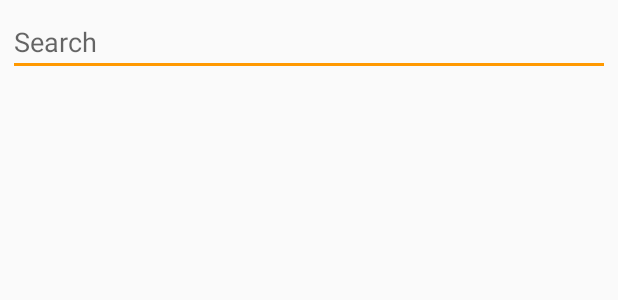
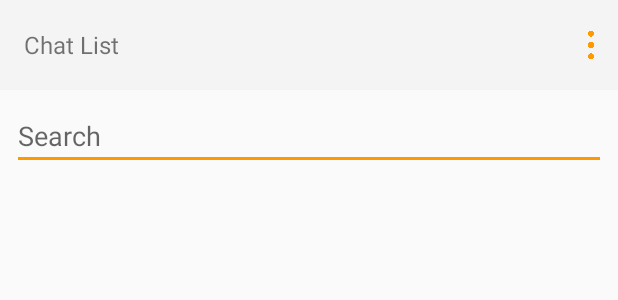
Before and after one commit to NikoNakkan/OoYoO, an Android app: the layout fragment_chat.xml on its own in the app's theme, with its tools: preview values and no code run, on a phone screen of 412 x 824 dp. Shown: the top 300 px of the screen. Run offline under Robolectric (Android 15) with nearby library versions, the phone set to English and light mode, and no system bars.

Commit message:
Ui textstyle and other small details

```diff
--- a/Project-code/ooYoo/app/src/main/res/layout/activity_users_list.xml
+++ b/Project-code/ooYoo/app/src/main/res/layout/activity_users_list.xml
@@ -23,8 +23,8 @@
 
 
         <ImageView
-            android:layout_width="30dp"
-            android:layout_height="30dp"
+            android:layout_width="20dp"
+            android:layout_height="20dp"
             android:layout_alignParentRight="true"
             android:layout_marginRight="8dp"
             android:layout_centerVertical="true"
--- a/Project-code/ooYoo/app/src/main/res/layout/fragment_chat.xml
+++ b/Project-code/ooYoo/app/src/main/res/layout/fragment_chat.xml
@@ -5,17 +5,45 @@
     android:layout_height="match_parent"
     tools:context=".mainScreens.ChatFragment">
 
+    <RelativeLayout
+        android:layout_width="match_parent"
+        android:layout_height="60dp"
+        android:background="@color/lightGray"
+        android:id="@+id/top_bar_relative_chat_list_activity"
+        >
+
+        <TextView
+            android:layout_width="wrap_content"
+            android:layout_height="wrap_content"
+            android:layout_alignParentLeft="true"
+            android:text="Chat List"
+            android:layout_centerVertical="true"
+            android:layout_marginLeft="16dp"
+            android:textSize="16sp"/>
+
+
+        <ImageView
+            android:layout_width="20dp"
+            android:layout_height="20dp"
+            android:layout_alignParentRight="true"
+            android:layout_marginRight="8dp"
+            android:layout_centerVertical="true"
+            android:src="@drawable/orange_dots"/>
+
+    </RelativeLayout>
     <EditText
         android:layout_width="match_parent"
         android:layout_height="wrap_content"
-        android:layout_margin="5dp"
+        android:layout_margin="8dp"
         android:hint="Search"
+        android:layout_below="@id/top_bar_relative_chat_list_activity"
         android:id="@+id/search_users_edit_text"/>
 
     <androidx.recyclerview.widget.RecyclerView
         android:layout_below="@+id/search_users_edit_text"
         android:id="@+id/recycler_of_friends_message_fragment"
         android:layout_width="match_parent"
+        android:layout_margin="8dp"
         android:layout_height="match_parent"/>
 
 </RelativeLayout>
```
Also changed, not shown: 1 other file.
